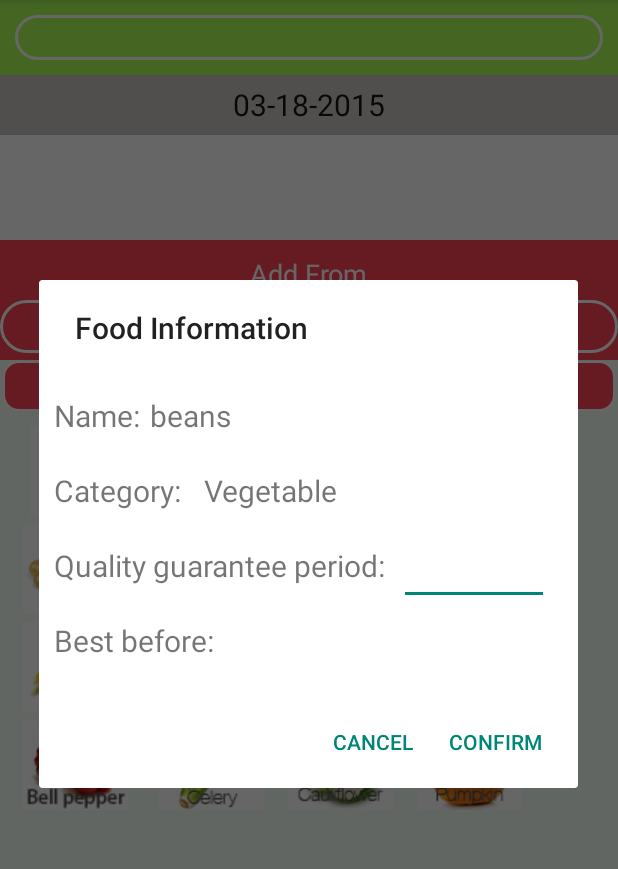
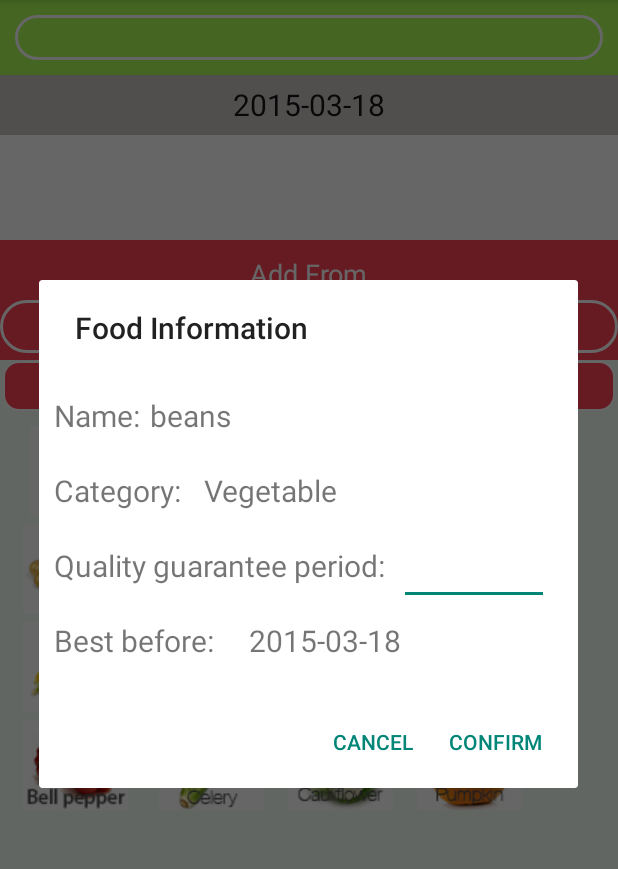
Before and after one commit to flyinghx61/Fresh, an Android app: the AddItemActivity screen opened directly, with no data from a screen before it, after a tap on an icon or button, on a phone screen of 412 x 824 dp, the part 84-953 px from its top. Run offline under Robolectric (Android 15) with nearby library versions, the phone set to English and light mode, and no system bars; our stand-ins replace Volley; network calls fail; 4 statements that could not run were skipped.

Commit message:
Calculate best before and send basic notification

```diff
--- a/app/src/main/java/com/example/mobileapp/fresh/AddItemActivity.java
+++ b/app/src/main/java/com/example/mobileapp/fresh/AddItemActivity.java
@@ -37,6 +37,7 @@ import org.json.JSONObject;
 
 import java.text.ParseException;
 import java.text.SimpleDateFormat;
+import java.util.Calendar;
 import java.util.Date;
 
 
@@ -85,7 +86,7 @@ public class AddItemActivity extends ActionBarActivity {
     }
 
     public String getTime() {
-        SimpleDateFormat format = new SimpleDateFormat("MM-dd-yyyy");
+        SimpleDateFormat format = new SimpleDateFormat("yyyy-MM-dd");
         String t = format.format(new Date());
         return t;
     }
@@ -239,6 +240,43 @@ public class AddItemActivity extends ActionBarActivity {
         }
     }
 
+    public void show_dialog(final View view){
+        // show the name of food in AlertDialog
+        final String tag = String.valueOf(view.getTag());
+        LayoutInflater inflater = getLayoutInflater();
+        final View layout = inflater.inflate(R.layout.food_information_layout,(ViewGroup) findViewById(R.id.foodInformation));
+
+        final AlertDialog alertDialog=new AlertDialog.Builder(AddItemActivity.this)
+                .setTitle("Food Information").setView(layout).setPositiveButton("Confirm", new DialogInterface.OnClickListener() {
+                    @Override
+                    public void onClick(DialogInterface dialog, int which) {
+                        add_item_to_grid(view);
+                        TextView textView2=(TextView)layout.findViewById(R.id.qualityPeriod);
+                        String quality_period=textView2.getText().toString();
+                        qualityPeriodToDB(tag,quality_period);
+                    }
+                })
+                .setNegativeButton("Cancel", new DialogInterface.OnClickListener() {
+                    @Override
+                    public void onClick(DialogInterface dialog, int which) {
+                    }
+                }).show();
+        TextView textView=(TextView)alertDialog.findViewById(R.id.foodName);
+        textView.setText(tag);
+
+        TextView textView2=(TextView)alertDialog.findViewById(R.id.qualityPeriod);
+        String quality_period= qualityPeriodFromDB(tag);
+        textView2.setText(quality_period);
+
+        TextView textView3=(TextView)layout.findViewById(R.id.bestBefore);
+        try {
+            String bestBefore=calculateDate(quality_period);
+            textView3.setText(bestBefore);
+        } catch (ParseException e) {
+            e.printStackTrace();
+        }
+    }
+
     public void add_item_to_grid(final View view) {
         ImageButton imageButton=(ImageButton)view;
 
@@ -258,6 +296,14 @@ public class AddItemActivity extends ActionBarActivity {
                 TextView textView2=(TextView)layout.findViewById(R.id.qualityPeriod);
                 String quality_period= qualityPeriodFromDB((String)view.getTag());
                 textView2.setText(quality_period);
+
+                TextView textView3=(TextView)layout.findViewById(R.id.bestBefore);
+                try {
+                    String bestBefore=calculateDate(quality_period);
+                    textView3.setText(bestBefore);
+                } catch (ParseException e) {
+                    e.printStackTrace();
+                }
 
                 AlertDialog alertDialog=new AlertDialog.Builder(AddItemActivity.this)
                         .setTitle("Food Information").setView(layout).setPositiveButton("Confirm", new DialogInterface.OnClickListener() {
@@ -295,35 +341,6 @@ public class AddItemActivity extends ActionBarActivity {
             gridLayout.addView(new_imageButton);
         }
 
-    }
-
-    public void show_dialog(final View view){
-        // show the name of food in AlertDialog
-        final String tag = String.valueOf(view.getTag());
-        LayoutInflater inflater = getLayoutInflater();
-        final View layout = inflater.inflate(R.layout.food_information_layout,(ViewGroup) findViewById(R.id.foodInformation));
-
-        final AlertDialog alertDialog=new AlertDialog.Builder(AddItemActivity.this)
-                .setTitle("Food Information").setView(layout).setPositiveButton("Confirm", new DialogInterface.OnClickListener() {
-                    @Override
-                    public void onClick(DialogInterface dialog, int which) {
-                        add_item_to_grid(view);
-                        TextView textView2=(TextView)layout.findViewById(R.id.qualityPeriod);
-                        String quality_period=textView2.getText().toString();
-                        qualityPeriodToDB(tag,quality_period);
-                    }
-                })
-                .setNegativeButton("Cancel", new DialogInterface.OnClickListener() {
-                    @Override
-                    public void onClick(DialogInterface dialog, int which) {
-                    }
-                }).show();
-        TextView textView=(TextView)alertDialog.findViewById(R.id.foodName);
-        textView.setText(tag);
-
-        TextView textView2=(TextView)alertDialog.findViewById(R.id.qualityPeriod);
-        String quality_period= qualityPeriodFromDB(tag);
-        textView2.setText(quality_period);
     }
 
     public void confirm(View view)  throws JSONException {
@@ -409,4 +426,19 @@ public class AddItemActivity extends ActionBarActivity {
         mSQLiteDatabase.execSQL(sql);
         mSQLiteDatabase.close();
     }
+
+    public String calculateDate(String period) throws ParseException {
+        String dateInString = this.getTime();
+        SimpleDateFormat sdf = new SimpleDateFormat("yyyy-MM-dd");
+
+        Calendar c = Calendar.getInstance(); // Get Calendar Instance
+        c.setTime(sdf.parse(dateInString));
+
+        c.add(Calendar.DATE, Integer.parseInt(period));  // add 45 days
+
+        Date resultdate = new Date(c.getTimeInMillis());   // Get new time
+        dateInString = sdf.format(resultdate);
+        Log.d("Message: ",dateInString);
+        return dateInString;
+    }
 }
--- a/app/src/main/res/layout/food_information_layout.xml
+++ b/app/src/main/res/layout/food_information_layout.xml
@@ -85,6 +85,7 @@
         android:textSize="20dp"
         android:layout_below="@+id/textView6"
         android:layout_toRightOf="@+id/textView7"
-        android:layout_toEndOf="@+id/textView7" />
+        android:layout_alignRight="@+id/qualityPeriod"
+        android:layout_alignEnd="@+id/qualityPeriod" />
 
 </RelativeLayout>
```
Also changed, not shown: app/src/main/java/com/example/mobileapp/fresh/MainActivity.java (+79 -7 lines), 1 other file.
